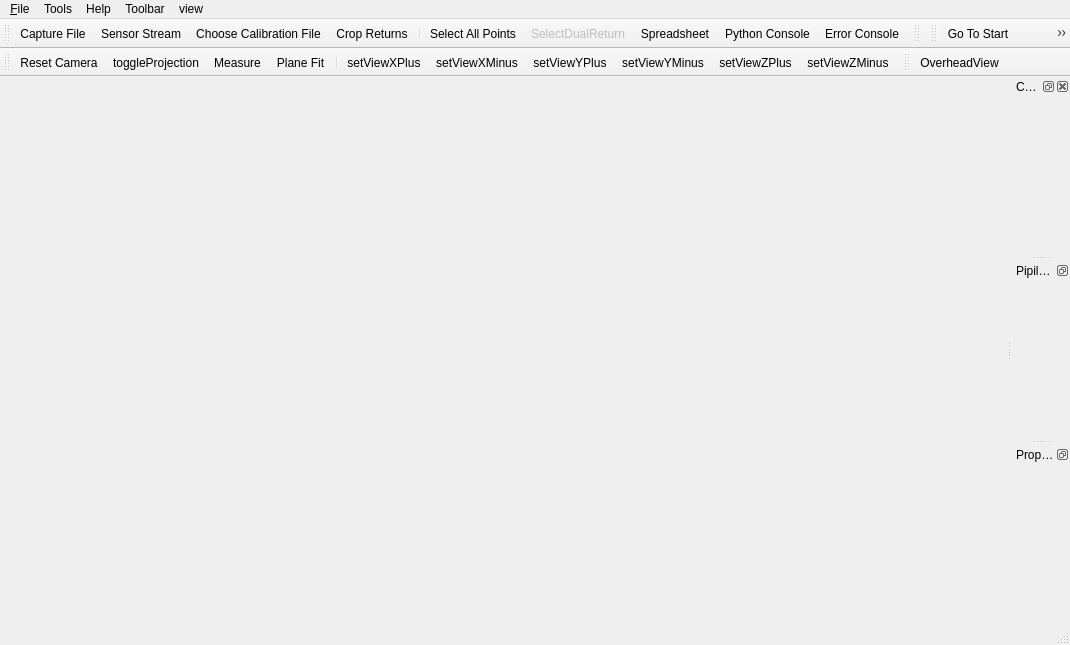
First picture: the form in vvMainWindow.ui, repository Kitware/VeloView, before the edit.
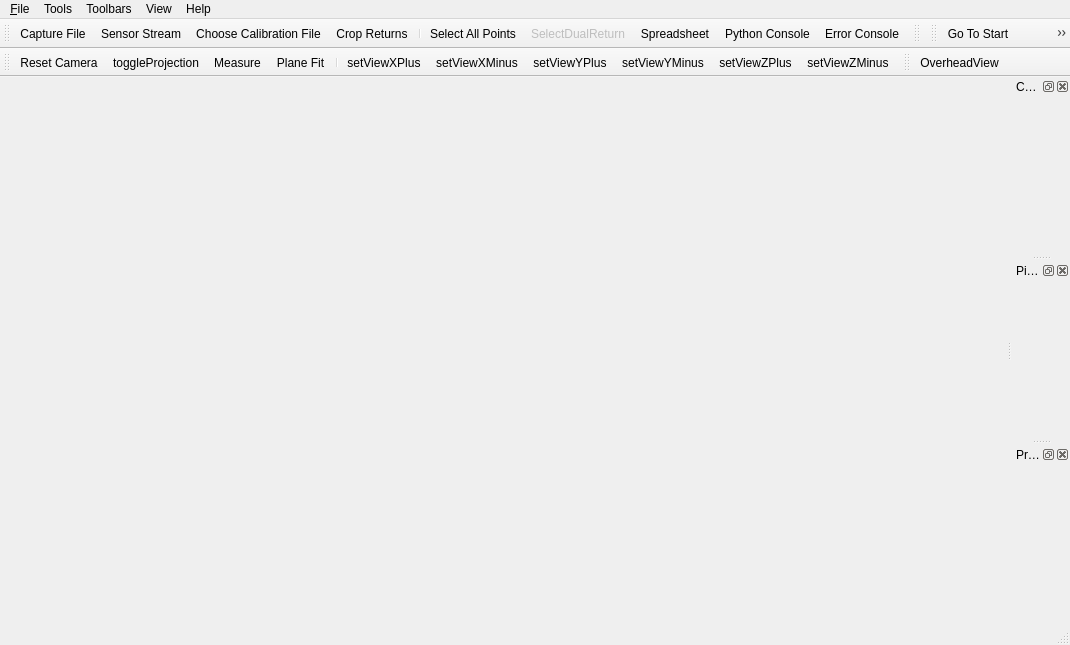
Second picture: the form after the edit. Icons and pictures are not drawn. Custom widgets are drawn as their Qt base class.

Diff of the .ui file:
```diff
--- a/vvMainWindow.ui
+++ b/vvMainWindow.ui
@@ -137,7 +137,7 @@
    </widget>
    <widget class="QMenu" name="menuToolbar">
     <property name="title">
-     <string>Toolbar</string>
+     <string>Toolbars</string>
     </property>
     <addaction name="actionBasic_Controls"/>
     <addaction name="actionColor_Controls"/>
@@ -145,18 +145,18 @@
     <addaction name="actionPlayback_Controls"/>
     <addaction name="actionGeolocation_Controls"/>
    </widget>
-   <widget class="QMenu" name="menuview">
+   <widget class="QMenu" name="menuView">
     <property name="title">
-     <string>view</string>
+     <string>View</string>
     </property>
     <addaction name="actionShowPipelineBrowser"/>
     <addaction name="actionShowPropertiesPanel"/>
    </widget>
    <addaction name="menu_File"/>
    <addaction name="menuTools"/>
-   <addaction name="menuHelp"/>
    <addaction name="menuToolbar"/>
-   <addaction name="menuview"/>
+   <addaction name="menuView"/>
+   <addaction name="menuHelp"/>
   </widget>
   <widget class="QStatusBar" name="statusbar"/>
   <widget class="QToolBar" name="toolBar">
@@ -254,10 +254,10 @@
   </widget>
   <widget class="QDockWidget" name="pipelineBrowserDock">
    <property name="features">
-    <set>QDockWidget::DockWidgetFloatable|QDockWidget::DockWidgetMovable</set>
+    <set>QDockWidget::AllDockWidgetFeatures</set>
    </property>
    <property name="windowTitle">
-    <string>Pipilene Browser</string>
+    <string>Pipeline Browser</string>
    </property>
    <attribute name="dockWidgetArea">
     <number>2</number>
@@ -266,7 +266,7 @@
   </widget>
   <widget class="QDockWidget" name="propertiesPanelDock">
    <property name="features">
-    <set>QDockWidget::DockWidgetFloatable|QDockWidget::DockWidgetMovable</set>
+    <set>QDockWidget::AllDockWidgetFeatures</set>
    </property>
    <property name="windowTitle">
     <string>Properties</string>
```
Left out of the diff: 23 changed lines with no effect on the pictures.
